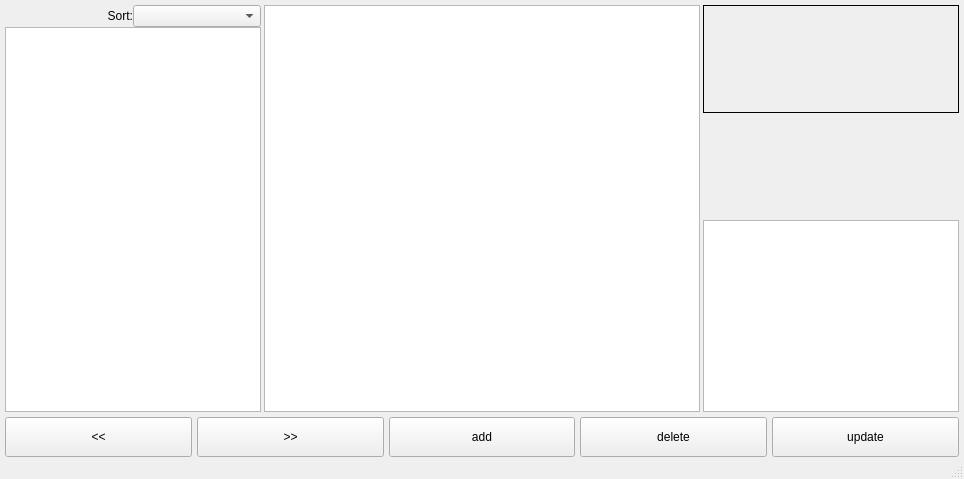
This is mainwindow.ui in artemsmolyak/books as Qt 5 draws it before an edit. The edited form follows.
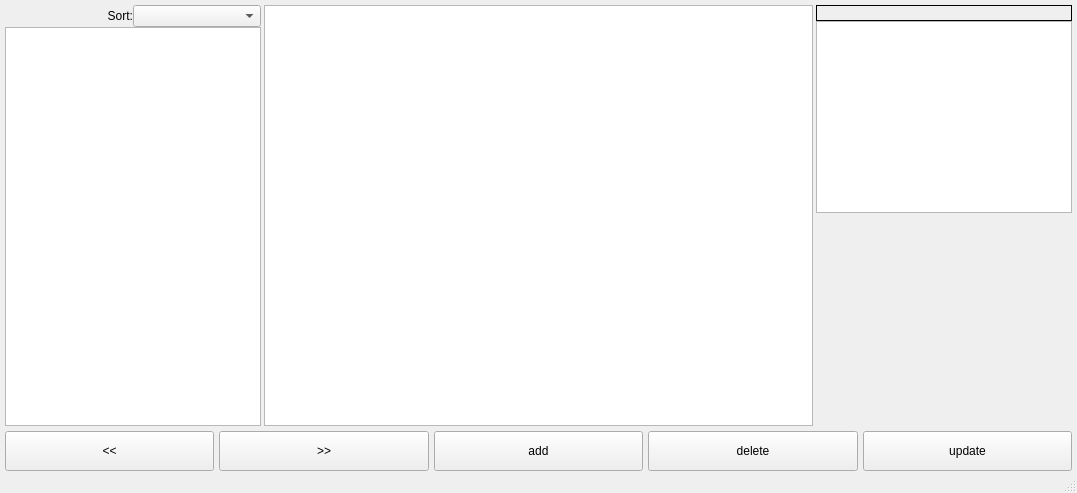
This is the edited form. Icons and pictures are not drawn. Custom widgets are drawn as their Qt base class.

Diff of the .ui file:
```diff
--- a/mainwindow.ui
+++ b/mainwindow.ui
@@ -6,8 +6,8 @@
    <rect>
     <x>0</x>
     <y>0</y>
-    <width>964</width>
-    <height>479</height>
+    <width>1077</width>
+    <height>493</height>
    </rect>
   </property>
   <property name="windowTitle">
@@ -208,6 +208,19 @@
            </property>
           </widget>
          </item>
+         <item>
+          <spacer name="verticalSpacer">
+           <property name="orientation">
+            <enum>Qt::Vertical</enum>
+           </property>
+           <property name="sizeHint" stdset="0">
+            <size>
+             <width>20</width>
+             <height>40</height>
+            </size>
+           </property>
+          </spacer>
+         </item>
         </layout>
        </widget>
       </item>
```
Left out of the diff: 2 changed lines with no effect on the pictures.
